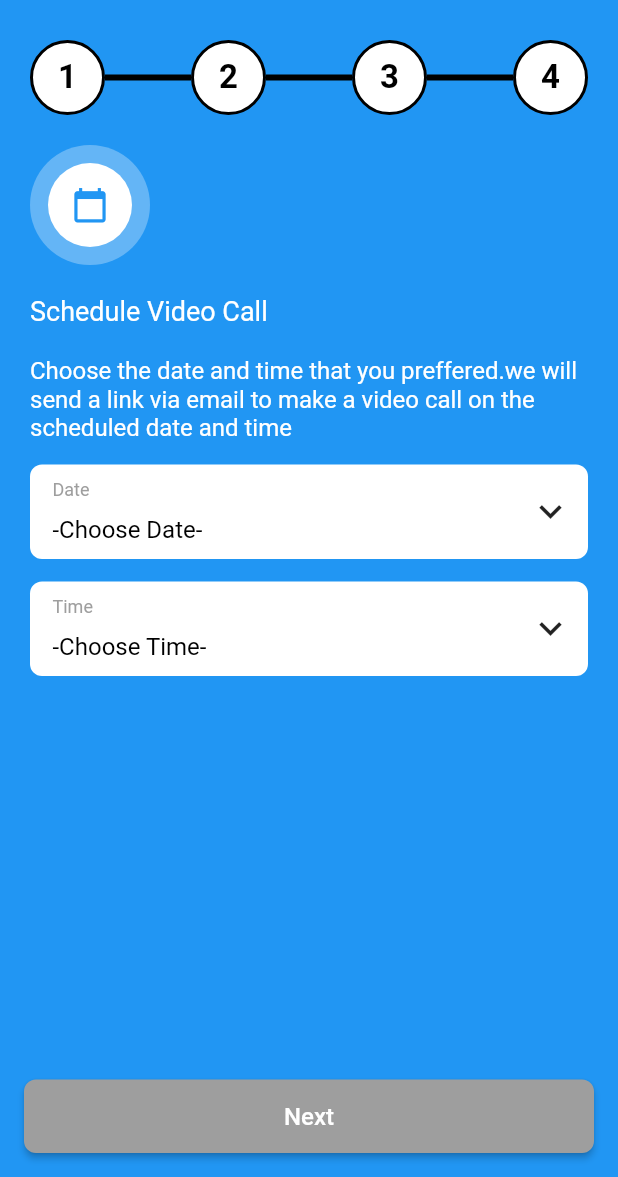
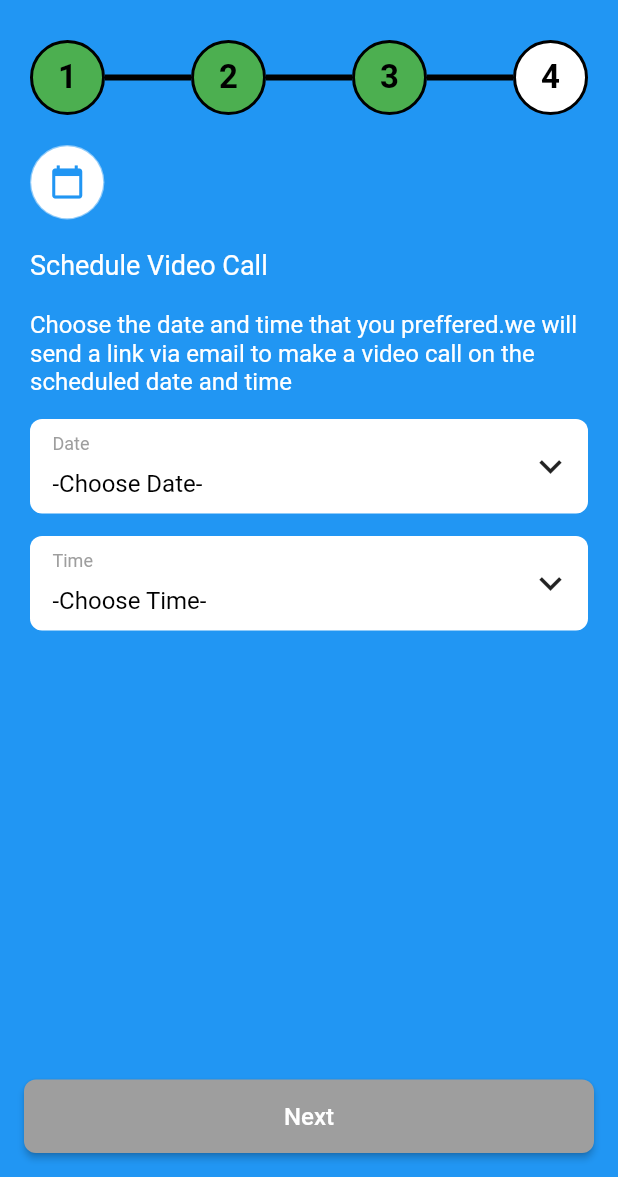
Before and after one commit to Harmeet9753/DKatalis_demo, a Flutter app: the ScheduleCallScreen screen opened directly, on a phone screen of 412 x 824 dp, the part 59-1236 px from its top. Run offline on Flutter 3.47's test engine with Material 2 defaults, Android fonts, the phone set to English and light mode, and no system bars.

Commit message:
progress count added

```diff
--- a/lib/ui/custom_progress_indicator.dart
+++ b/lib/ui/custom_progress_indicator.dart
@@ -2,6 +2,10 @@ import 'package:flutter/cupertino.dart';
 import 'package:flutter/material.dart';
 
 class CustomProgressIndicator extends StatefulWidget{
+
+  int progressCount;
+
+  CustomProgressIndicator({this.progressCount});
 
   @override
   State<StatefulWidget> createState() {
@@ -19,13 +23,13 @@ class CustomProgressState extends State<CustomProgressIndicator>{
 
       children: <Widget>[
 
-        circularContainer('1'),
+        circularContainer(1,widget.progressCount),
         lineSeperator(),
-        circularContainer('2'),
+        circularContainer(2,widget.progressCount),
         lineSeperator(),
-        circularContainer('3'),
+        circularContainer(3,widget.progressCount),
         lineSeperator(),
-        circularContainer('4'),
+        circularContainer(4,widget.progressCount),
 
       ],
     );
@@ -33,18 +37,18 @@ class CustomProgressState extends State<CustomProgressIndicator>{
 
 
 
-  Widget circularContainer(String text){
+  Widget circularContainer(int value,int progressCount){
 
     return Container(
 
       width: 50,
       height: 50,
       child: Center(
-        child: Text(text,style: TextStyle(fontSize: 22,color: Colors.black,fontWeight: FontWeight.bold),),
+        child: Text('$value',style: TextStyle(fontSize: 22,color: Colors.black,fontWeight: FontWeight.bold),),
       ),
       decoration: BoxDecoration(
         shape: BoxShape.circle,
-        color: Colors.white,
+        color: (value<=progressCount)?Colors.green:Colors.white,
         border: Border.all(color: Colors.black,width: 2.0)
       ),
     );
--- a/lib/ui/password_screen.dart
+++ b/lib/ui/password_screen.dart
@@ -37,7 +37,7 @@ class PaswwordState extends State<PasswordScreen>{
           children: <Widget>[
             Padding(
               padding: const EdgeInsets.fromLTRB(20, 10, 20, 20),
-              child: CustomProgressIndicator(),
+              child: CustomProgressIndicator(progressCount: 1,),
             ),
             Padding(padding: EdgeInsets.symmetric(vertical: 20,horizontal: 20),
               child: Text(AppConstants.TEXT_CREATE_PASSWORD,
--- a/lib/ui/personal_info_Screen.dart
+++ b/lib/ui/personal_info_Screen.dart
@@ -40,7 +40,7 @@ class PersonalInfoState extends State<PersonalInfoScreen>{
           children: <Widget>[
             Padding(
               padding: const EdgeInsets.fromLTRB(20, 10, 20, 20),
-              child: CustomProgressIndicator(),
+              child: CustomProgressIndicator(progressCount: 2,),
             ),
             Padding(padding: EdgeInsets.symmetric(vertical: 20,horizontal: 20),
               child: Text(AppConstants.TEXT_PERSONAL_INFO,
--- a/lib/ui/schedule_call_screen.dart
+++ b/lib/ui/schedule_call_screen.dart
@@ -12,7 +12,27 @@ class ScheduleCallScreen extends StatefulWidget{
   }
 }
 
-class ScheduleState extends State<ScheduleCallScreen>{
+class ScheduleState extends State<ScheduleCallScreen> with TickerProviderStateMixin{
+
+  AnimationController animationController;
+
+  @override
+  void initState() {
+    super.initState();
+    animationController = AnimationController(
+      vsync: this,
+      duration: Duration(seconds: 1),
+    )
+      ..forward()
+      ..repeat(reverse: true);
+  }
+
+  @override
+  void dispose() {
+    animationController.dispose();
+    super.dispose();
+  }
+
 
   @override
   Widget build(BuildContext context) {
@@ -34,7 +54,7 @@ class ScheduleState extends State<ScheduleCallScreen>{
           children: <Widget>[
             Padding(
               padding: const EdgeInsets.fromLTRB(20, 10, 20, 20),
-              child: CustomProgressIndicator(),
+              child: CustomProgressIndicator(progressCount: 3,),
             ),
             Padding(
               padding: const EdgeInsets.fromLTRB(20, 0,0, 0),
@@ -168,6 +188,35 @@ class ScheduleState extends State<ScheduleCallScreen>{
   Widget calendarAnimatedWidget(){
 
     return Container(
+      color: Colors.blue,
+      child: AnimatedBuilder(
+          animation: animationController,
+          builder: (context, child) {
+            return Container(
+              decoration: ShapeDecoration(
+                color: Colors.white.withOpacity(0.5),
+                shape: CircleBorder(),
+              ),
+              child: Padding(
+                padding: EdgeInsets.all(8.0 * animationController.value),
+                child: child,
+              ),
+            );
+          },
+          child: Container(
+            decoration: ShapeDecoration(
+              color: Colors.white,
+              shape: CircleBorder(),
+            ),
+            child: IconButton(
+              onPressed: () {},
+              color: Colors.blue,
+              icon: Icon(Icons.calendar_today, size: 24),
+            ),
+          ),
+        ),
+
+    )/*Container(
 
       width: 80,
       height: 80,
@@ -189,6 +238,6 @@ class ScheduleState extends State<ScheduleCallScreen>{
         shape: BoxShape.circle,
         color: Colors.blue[300]
       ),
-    );
+    )*/;
   }
 }
--- a/pubspec.yaml
+++ b/pubspec.yaml
@@ -28,6 +28,7 @@ dependencies:
   # The following adds the Cupertino Icons font to your application.
   # Use with the CupertinoIcons class for iOS style icons.
   cupertino_icons: ^0.1.3
+  intl_translation: ^0.17.1
 
 dev_dependencies:
   flutter_test:
```
Also changed, not shown: lib/ui/welcome_screen.dart (+42 -19 lines), lib/utils/common_utils.dart (added, +18 -0 lines), lib/utils/validation_utils.dart (added, +40 -0 lines).
